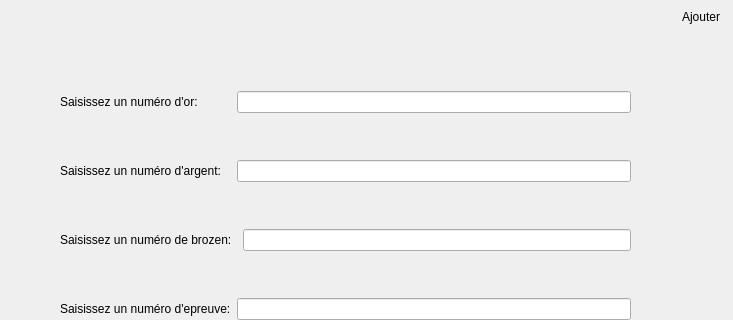
Old version of the form gui/fct_comp_32.ui in the repository wen9xin/s5BDProjt; both pictures show x 0 to 733 and y 0 to 320 of the 733 by 537 pixel window.
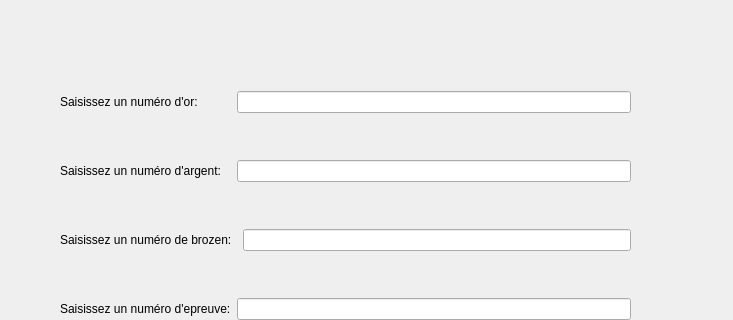
New version of the form.

Diff of the .ui file:
```diff
--- a/gui/fct_comp_32.ui
+++ b/gui/fct_comp_32.ui
@@ -13,26 +13,13 @@
   <property name="windowTitle">
    <string>3.2</string>
   </property>
-  <widget class="QLabel" name="label_4">
-   <property name="geometry">
-    <rect>
-     <x>682</x>
-     <y>9</y>
-     <width>42</width>
-     <height>16</height>
-    </rect>
-   </property>
-   <property name="text">
-    <string>Ajouter</string>
-   </property>
-  </widget>
   <widget class="QLabel" name="label_fct_comp_32">
    <property name="geometry">
     <rect>
      <x>9</x>
      <y>9</y>
-     <width>16</width>
-     <height>16</height>
+     <width>461</width>
+     <height>31</height>
     </rect>
    </property>
    <property name="text">
@@ -42,7 +29,7 @@
     <set>Qt::AlignCenter</set>
    </property>
   </widget>
-  <widget class="QWidget" name="">
+  <widget class="QWidget" name="layoutWidget">
    <property name="geometry">
     <rect>
      <x>60</x>
```
Left out of the diff: 15 changed lines with no effect on the pictures.
